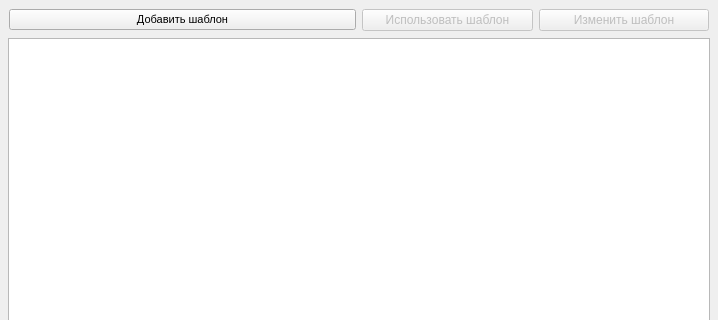
Before: the Qt Designer form designs/main.ui in iredun/diploma-gen, drawn with Qt 5; both pictures show x 0 to 718 and y 0 to 320 of the 718 by 539 pixel window.
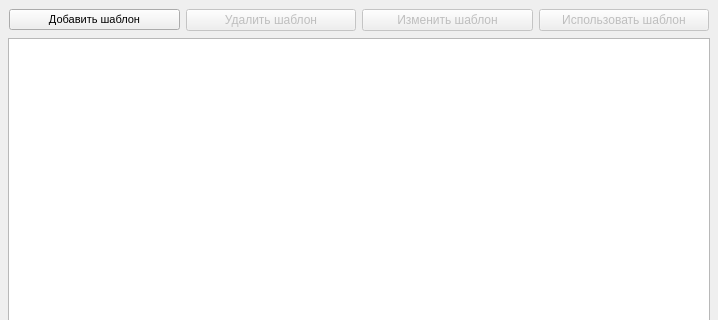
After: the same form once the commit is applied. Icons and pictures are not drawn.

What changed in the file:
```diff
--- a/designs/main.ui
+++ b/designs/main.ui
@@ -28,7 +28,7 @@
      <number>8</number>
     </property>
     <item>
-     <layout class="QHBoxLayout" name="horizontalLayout" stretch="0,0">
+     <layout class="QHBoxLayout" name="horizontalLayout" stretch="0,0,0,0">
       <property name="sizeConstraint">
        <enum>QLayout::SetDefaultConstraint</enum>
       </property>
@@ -67,14 +67,16 @@
        </widget>
       </item>
       <item>
-       <layout class="QHBoxLayout" name="horizontalLayout_2">
-        <item>
-         <widget class="QPushButton" name="useTemplate">
+       <widget class="QPushButton" name="deleteTemplate">
           <property name="enabled">
            <bool>false</bool>
           </property>
           <property name="text">
-           <string>Использовать шаблон</string>
+         <string>Удалить шаблон</string>
+        </property>
+        <property name="icon">
+         <iconset resource="res/res.qrc">
+          <normaloff>:/Icons/delete-file.png</normaloff>:/Icons/delete-file.png</iconset>
           </property>
          </widget>
         </item>
@@ -86,9 +88,25 @@
           <property name="text">
            <string>Изменить шаблон</string>
           </property>
-         </widget>
-        </item>
-       </layout>
+        <property name="icon">
+         <iconset resource="res/res.qrc">
+          <normaloff>:/Icons/edit-file.png</normaloff>:/Icons/edit-file.png</iconset>
+        </property>
+       </widget>
+      </item>
+      <item>
+       <widget class="QPushButton" name="useTemplate">
+        <property name="enabled">
+         <bool>false</bool>
+        </property>
+        <property name="text">
+         <string>Использовать шаблон</string>
+        </property>
+        <property name="icon">
+         <iconset resource="res/res.qrc">
+          <normaloff>:/Icons/use.png</normaloff>:/Icons/use.png</iconset>
+        </property>
+       </widget>
       </item>
      </layout>
     </item>
```
Left out of the diff: 4 changed lines with no effect on the pictures. Lines whose indentation alone changed are shown as unchanged.
